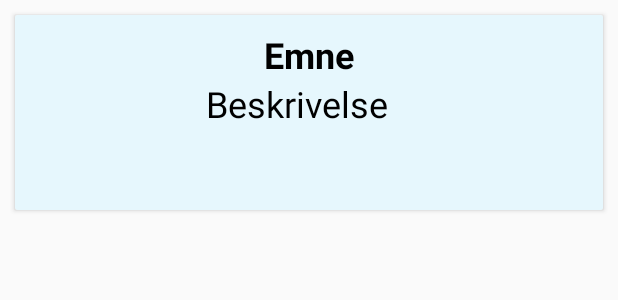
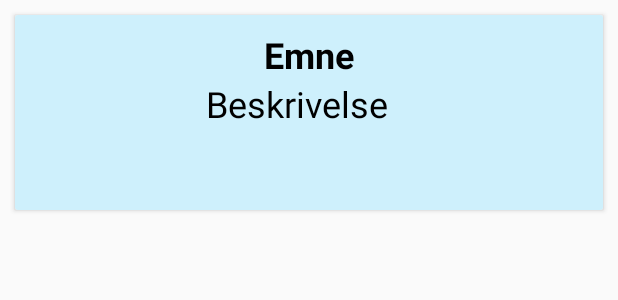
Before and after one commit to dev-helixx/EasyTask, an Android app: the layout cardview_item_layout.xml on its own in the app's theme, with its tools: preview values and no code run, on a phone screen of 412 x 824 dp. Shown: the top 300 px of the screen. Run offline under Robolectric (Android 15) with nearby library versions, the phone set to English and light mode, and no system bars.

Commit message:
..................

```diff
--- a/app/src/main/res/layout/cardview_item_layout.xml
+++ b/app/src/main/res/layout/cardview_item_layout.xml
@@ -12,7 +12,7 @@
     <LinearLayout
         android:layout_width="match_parent"
         android:layout_height="130dp"
-        android:background="@color/blåFarve9"
+        android:background="@color/blåFarve8"
         android:orientation="vertical">
 
 
```
